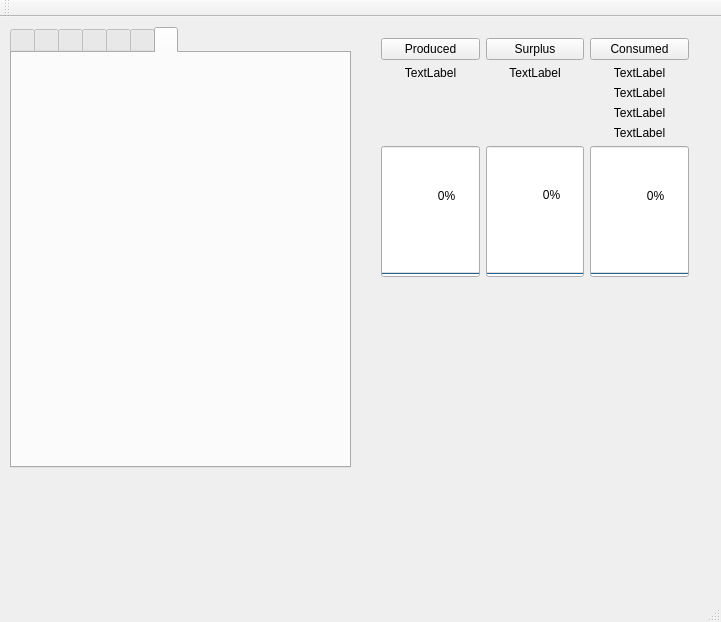
Old version of the form Qt/QDH/mainwindow.ui in the repository gpistoni/DomoticHome.
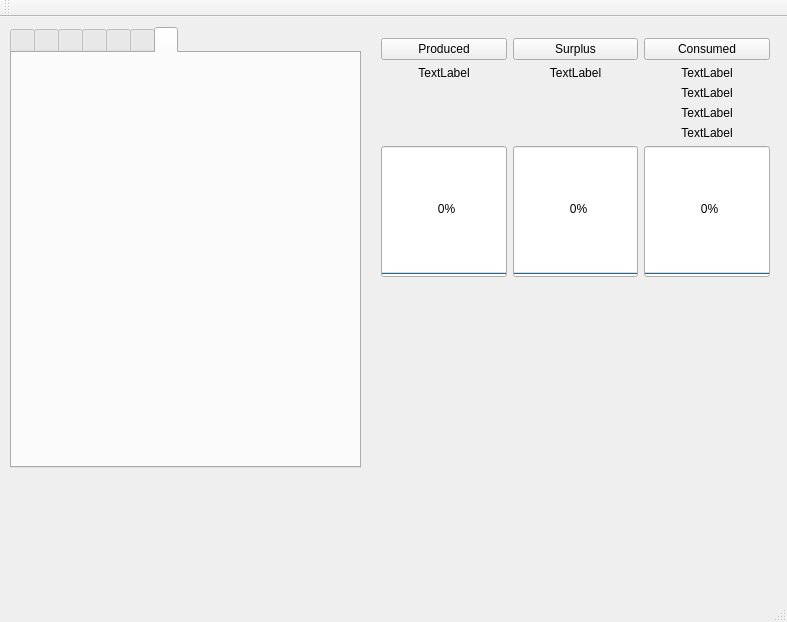
New version of the form.

Diff of the .ui file:
```diff
--- a/Qt/QDH/mainwindow.ui
+++ b/Qt/QDH/mainwindow.ui
@@ -6,7 +6,7 @@
    <rect>
     <x>0</x>
     <y>0</y>
-    <width>721</width>
+    <width>787</width>
     <height>622</height>
    </rect>
   </property>
@@ -19,7 +19,7 @@
      <rect>
       <x>370</x>
       <y>10</y>
-      <width>330</width>
+      <width>411</width>
       <height>261</height>
      </rect>
     </property>
@@ -187,7 +187,7 @@
      <rect>
       <x>10</x>
       <y>10</y>
-      <width>341</width>
+      <width>351</width>
       <height>441</height>
      </rect>
     </property>
@@ -282,7 +282,7 @@
      <rect>
       <x>370</x>
       <y>280</y>
-      <width>331</width>
+      <width>411</width>
       <height>281</height>
      </rect>
     </property>
```
Left out of the diff: 2 changed lines with no effect on the pictures.
